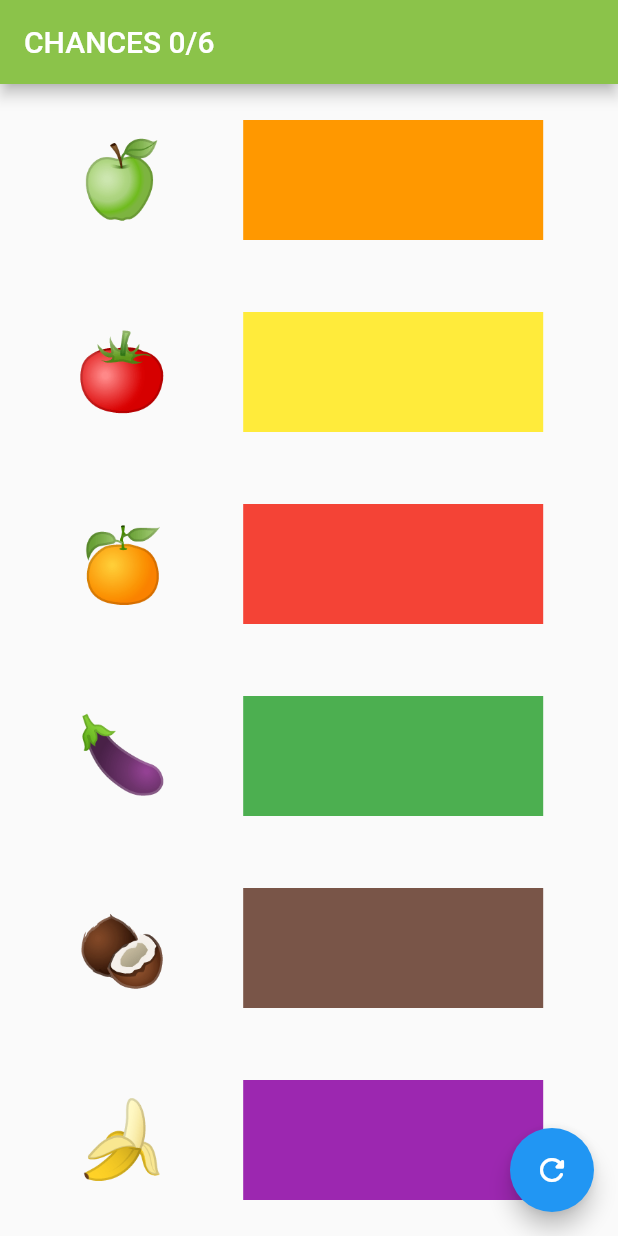
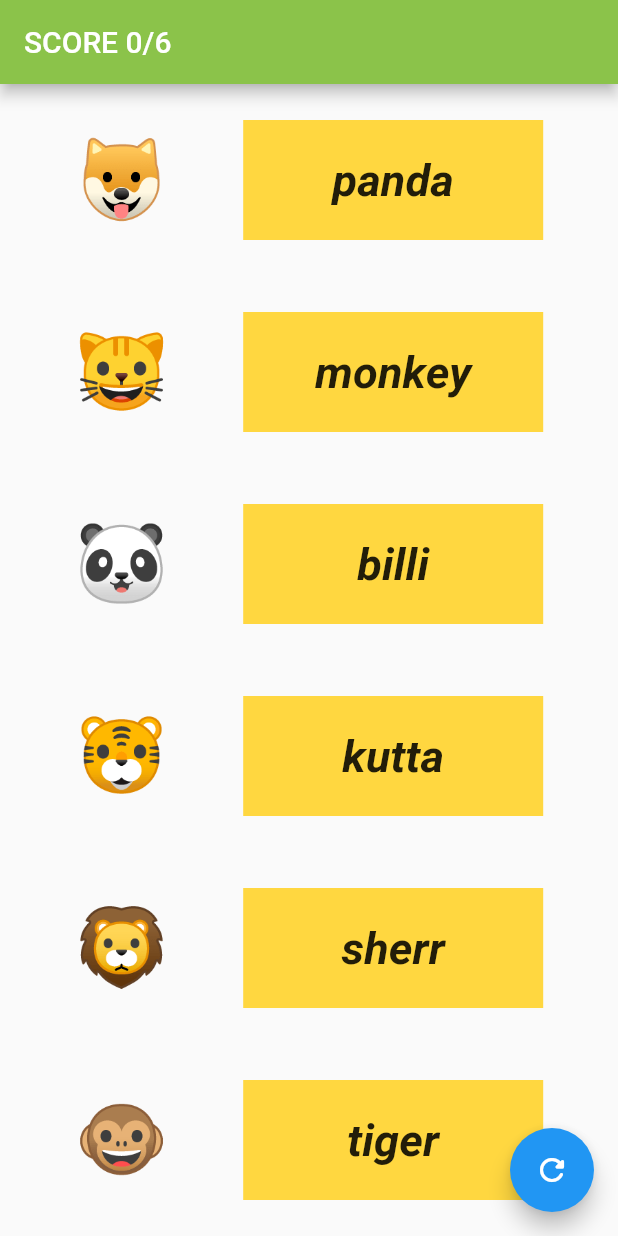
Before and after one commit to Fresher-02/match-it, a Flutter app: the screen it shows after launch, on a phone screen of 412 x 824 dp. Run offline on Flutter 3.47's test engine with Material 2 defaults, Android fonts, the light colour scheme and no system bars.

Commit message:
game updated

```diff
--- a/lib/main.dart
+++ b/lib/main.dart
@@ -27,19 +27,19 @@ class MyHomePage extends StatefulWidget {
 class _MyHomePageState extends State<MyHomePage> {
   final Map<String, bool> score = {};
   final Map choises = {
-    '🍏': Colors.green,
-    '🍅': Colors.red,
-    '🍊': Colors.orange,
-    '🍆': Colors.purple,
-    '🥥': Colors.brown,
-    '🍌': Colors.yellow,
+    '🐶': "kutta",
+    '🐱': "billi",
+    '🐼': "panda",
+    '🐯': "tiger",
+    '🦁': "sherr",
+    '🐵': "monkey",
   };
   int seed = 0;
   @override
   Widget build(BuildContext context) {
     return Scaffold(
       appBar: AppBar(
-        title: Text('CHANCES ${score.length}/6'),
+        title: Text('SCORE ${score.length}/6'),
         backgroundColor: Colors.lightGreen,
       ),
       floatingActionButton: FloatingActionButton(
@@ -62,7 +62,7 @@ class _MyHomePageState extends State<MyHomePage> {
                 data: emoji,
                 child: Emoji(emoji: score[emoji] == true ? "☑️" : emoji),
                 feedback: Emoji(emoji: emoji),
-                childWhenDragging: Emoji(emoji: "☑️"),
+                childWhenDragging: Emoji(emoji: "💣"),
               );
             }).toList(),
           ),
@@ -83,17 +83,27 @@ class _MyHomePageState extends State<MyHomePage> {
         if (score[emoji] == true) {
           return Container(
             color: Colors.white,
-            child: Text("CORRECT!!!"),
+            child: Text(
+              "CORRECT!!!",
+              style: TextStyle(fontSize: 30, fontStyle: FontStyle.italic),
+            ),
             alignment: Alignment.center,
             height: 80,
             width: 200,
           );
         } else {
           return Container(
-            color: choises[emoji],
+            color: Colors.amberAccent,
             alignment: Alignment.center,
             height: 80,
             width: 200,
+            child: Text(
+              choises[emoji],
+              style: TextStyle(
+                  fontSize: 30,
+                  fontWeight: FontWeight.bold,
+                  fontStyle: FontStyle.italic),
+            ),
           );
         }
       },
```
